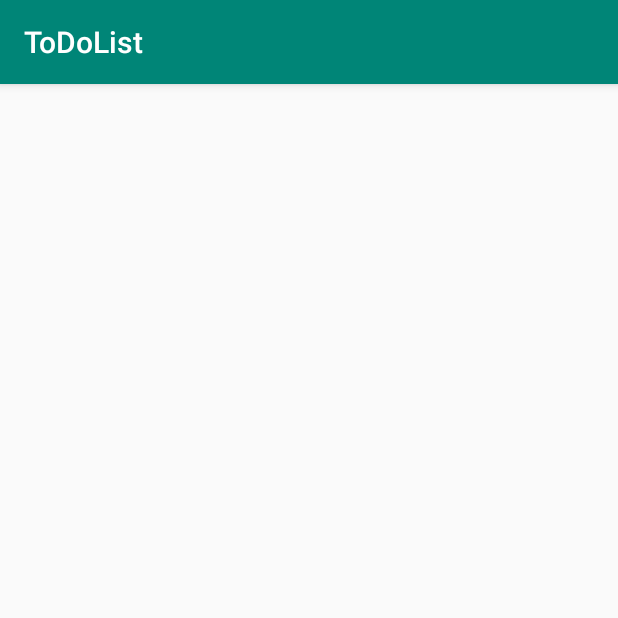
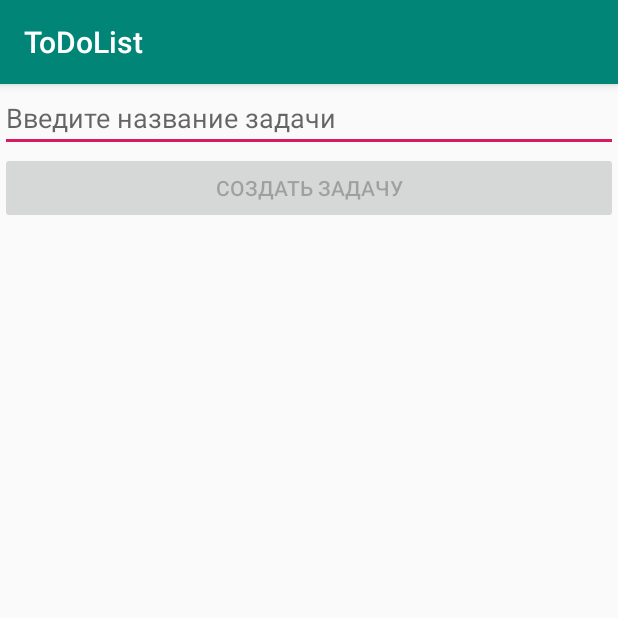
Before and after one commit to Biimka/ToDoList, an Android app: the screen it shows after launch (TaskActivity), after a tap on an icon or button, on a phone screen of 412 x 824 dp, the top half of it. Run offline under Robolectric (Android 15) with nearby library versions, the phone set to English and light mode, and no system bars.

Commit message:
TDL-5. Task Creation

```diff
--- a/app/src/main/java/com/startandroid/biimka/todolist/MainActivity.java
+++ b/app/src/main/java/com/startandroid/biimka/todolist/MainActivity.java
@@ -2,6 +2,7 @@ package com.startandroid.biimka.todolist;
 
 import android.content.Intent;
 import android.os.Bundle;
+import android.support.annotation.Nullable;
 import android.support.v7.app.AppCompatActivity;
 import android.view.View;
 
@@ -15,8 +16,15 @@ public class MainActivity extends AppCompatActivity {
         (findViewById(R.id.addTaskFAB)).setOnClickListener(new View.OnClickListener() {
             @Override
             public void onClick(View view) {
-                startActivity(new Intent(MainActivity.this, TaskActivity.class));
+                startActivityForResult(new Intent(MainActivity.this, TaskActivity.class), 1);
             }
         });
     }
+
+    @Override
+    protected void onActivityResult(int requestCode, int resultCode, @Nullable Intent data) {
+        if (data == null) {
+            return;
+        }
+    }
 }
--- a/app/src/main/java/com/startandroid/biimka/todolist/TaskActivity.java
+++ b/app/src/main/java/com/startandroid/biimka/todolist/TaskActivity.java
@@ -1,12 +1,48 @@
 package com.startandroid.biimka.todolist;
 
+import android.content.Intent;
 import android.os.Bundle;
 import android.support.v7.app.AppCompatActivity;
+import android.text.Editable;
+import android.text.TextWatcher;
+import android.view.View;
+import android.widget.Button;
+import android.widget.EditText;
 
 public class TaskActivity extends AppCompatActivity {
     @Override
     protected void onCreate(Bundle savedInstanceState) {
         super.onCreate(savedInstanceState);
         setContentView(R.layout.activity_task);
+
+        final EditText editTextTaskName = (EditText) findViewById(R.id.editTextTaskName);
+        final Button buttonCreate = (Button) findViewById(R.id.buttonCreate);
+
+        editTextTaskName.addTextChangedListener(new TextWatcher() {
+            @Override
+            public void beforeTextChanged(CharSequence s, int start, int count, int after) {
+            }
+
+            @Override
+            public void onTextChanged(CharSequence s, int start, int before, int count) {
+                buttonCreate.setEnabled(s.length() != 0);
+            }
+
+            @Override
+            public void afterTextChanged(Editable s) {
+
+            }
+        });
+
+        buttonCreate.setOnClickListener(new View.OnClickListener() {
+            @Override
+            public void onClick(View view) {
+                Intent intent = new Intent();
+                TasksRepoImpl.getInstance().createTask(editTextTaskName.getText().toString());
+                setResult(RESULT_OK, intent);
+                finish();
+            }
+        });
     }
+
 }
--- a/app/src/main/res/layout/activity_task.xml
+++ b/app/src/main/res/layout/activity_task.xml
@@ -1,6 +1,22 @@
 <?xml version="1.0" encoding="utf-8"?>
 <android.support.constraint.ConstraintLayout xmlns:android="http://schemas.android.com/apk/res/android"
+    xmlns:app="http://schemas.android.com/apk/res-auto"
     android:layout_width="match_parent"
     android:layout_height="match_parent">
 
+    <EditText
+        android:id="@+id/editTextTaskName"
+        android:layout_width="match_parent"
+        android:layout_height="wrap_content"
+        android:hint="@string/hint_task_name"
+        app:layout_constraintBottom_toTopOf="@+id/buttonCreate" />
+
+    <Button
+        android:id="@+id/buttonCreate"
+        android:layout_width="match_parent"
+        android:layout_height="wrap_content"
+        android:enabled="false"
+        android:text="@string/button_create"
+        app:layout_constraintTop_toBottomOf="@+id/editTextTaskName" />
+
 </android.support.constraint.ConstraintLayout>
--- a/app/src/main/res/values/strings.xml
+++ b/app/src/main/res/values/strings.xml
@@ -1,3 +1,5 @@
 <resources>
     <string name="app_name">ToDoList</string>
+    <string name="hint_task_name">Введите название задачи</string>
+    <string name="button_create">Создать задачу</string>
 </resources>
```
